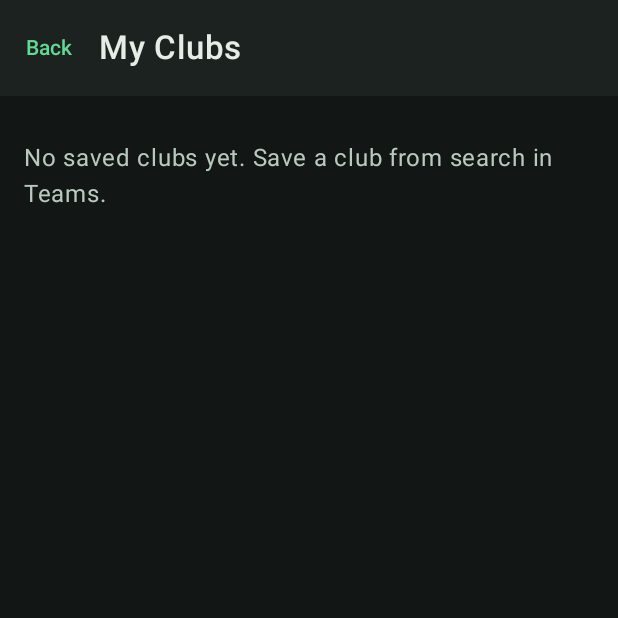
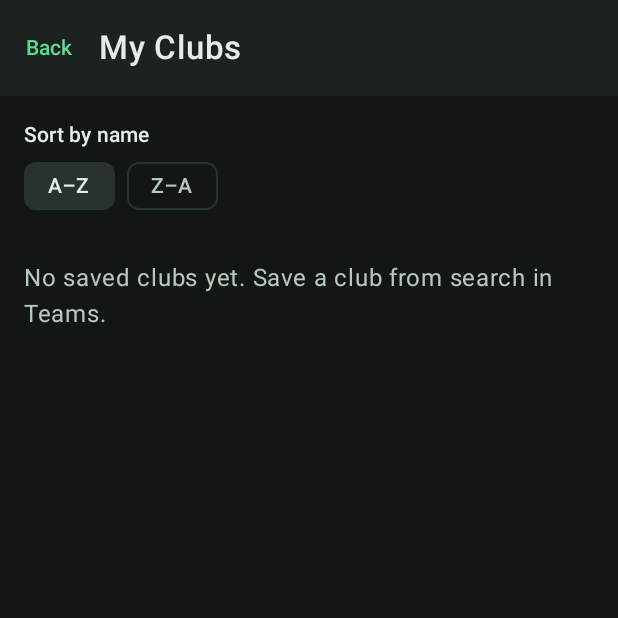
Before and after one commit to snbaay/matchday-android, an Android app built with Jetpack Compose: the MyClubsScreen screen opened through its navigation route, on a phone screen of 412 x 824 dp, the top half of it. Run offline under Robolectric (Android 15) with nearby library versions, the phone set to English and light mode, and no system bars.

Commit message:
Add saved club sorting controls

```diff
--- a/app/src/main/java/com/example/matchday/presentation/navigation/AppNavGraph.kt
+++ b/app/src/main/java/com/example/matchday/presentation/navigation/AppNavGraph.kt
@@ -69,6 +69,7 @@ fun AppNavGraph(appViewModel: AppViewModel, modifier: Modifier = Modifier) {
             MyClubsScreen(
                 state = state,
                 onBack = onBack,
+                onSortOrderChange = savedClubs::changeSortOrder,
                 onUpdateNote = savedClubs::updateNote,
                 onDeleteClub = savedClubs::delete,
                 snackbarHostState = rememberSavedClubsSnackbar(savedClubs)
--- a/app/src/main/java/com/example/matchday/presentation/ui/savedclubs/MyClubsScreen.kt
+++ b/app/src/main/java/com/example/matchday/presentation/ui/savedclubs/MyClubsScreen.kt
@@ -12,6 +12,7 @@ import androidx.compose.foundation.lazy.items
 import androidx.compose.material3.AlertDialog
 import androidx.compose.material3.Card
 import androidx.compose.material3.CircularProgressIndicator
+import androidx.compose.material3.FilterChip
 import androidx.compose.material3.MaterialTheme
 import androidx.compose.material3.OutlinedTextField
 import androidx.compose.material3.Scaffold
@@ -28,6 +29,7 @@ import androidx.compose.ui.Modifier
 import androidx.compose.ui.res.stringResource
 import androidx.compose.ui.unit.dp
 import com.example.matchday.R
+import com.example.matchday.domain.model.ClubSortOrder
 import com.example.matchday.domain.model.SavedClub
 import com.example.matchday.presentation.ui.components.AppTopBar
 import com.example.matchday.presentation.ui.components.EmptyState
@@ -37,6 +39,7 @@ import com.example.matchday.presentation.viewmodel.SavedClubsUiState
 internal fun MyClubsScreen(
     state: SavedClubsUiState,
     onBack: () -> Unit,
+    onSortOrderChange: (ClubSortOrder) -> Unit,
     onUpdateNote: (String, String) -> Unit,
     onDeleteClub: (String) -> Unit,
     snackbarHostState: SnackbarHostState
@@ -60,6 +63,7 @@ internal fun MyClubsScreen(
                     Text(stringResource(R.string.saved_clubs_load_failed), color = MaterialTheme.colorScheme.error)
                 }
                 is SavedClubsUiState.Content -> {
+                    item { SortControls(state.sortOrder, onSortOrderChange) }
                     if (state.clubs.isEmpty()) {
                         item { EmptyState(message = stringResource(R.string.saved_clubs_empty)) }
                     }
@@ -122,6 +126,26 @@ internal fun MyClubsScreen(
 }
 
 @Composable
+private fun SortControls(selected: ClubSortOrder, onSortOrderChange: (ClubSortOrder) -> Unit) {
+    Column {
+        Text(stringResource(R.string.saved_clubs_sort), style = MaterialTheme.typography.titleSmall)
+        Row(horizontalArrangement = Arrangement.spacedBy(8.dp)) {
+            ClubSortOrder.entries.forEach { order ->
+                val label = when (order) {
+                    ClubSortOrder.ASCENDING -> R.string.saved_clubs_ascending
+                    ClubSortOrder.DESCENDING -> R.string.saved_clubs_descending
+                }
+                FilterChip(
+                    selected = selected == order,
+                    onClick = { onSortOrderChange(order) },
+                    label = { Text(stringResource(label)) }
+                )
+            }
+        }
+    }
+}
+
+@Composable
 private fun SavedClubCard(club: SavedClub, onEdit: () -> Unit, onRemove: () -> Unit) {
     Card(modifier = Modifier.fillMaxWidth()) {
         Column(modifier = Modifier.padding(12.dp), verticalArrangement = Arrangement.spacedBy(4.dp)) {
--- a/app/src/main/res/values/strings.xml
+++ b/app/src/main/res/values/strings.xml
@@ -35,6 +35,9 @@
     <string name="saved_clubs_empty">No saved clubs yet. Save a club from search in Teams.</string>
     <string name="saved_clubs_load_failed">Could not load your saved clubs.</string>
     <string name="saved_club_confirmation">Saved %1$s to My Clubs</string>
+    <string name="saved_clubs_sort">Sort by name</string>
+    <string name="saved_clubs_ascending">A–Z</string>
+    <string name="saved_clubs_descending">Z–A</string>
     <string name="saved_club_note">Note</string>
     <string name="saved_club_edit_note">Edit note</string>
     <string name="saved_club_remove">Remove</string>
```
